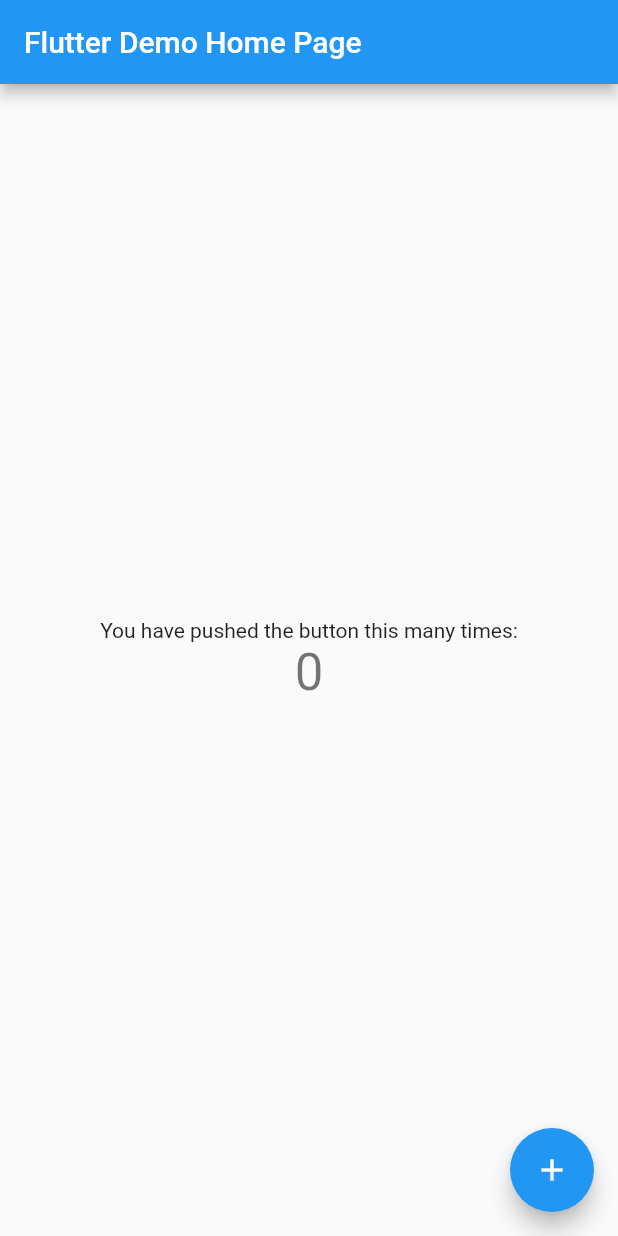
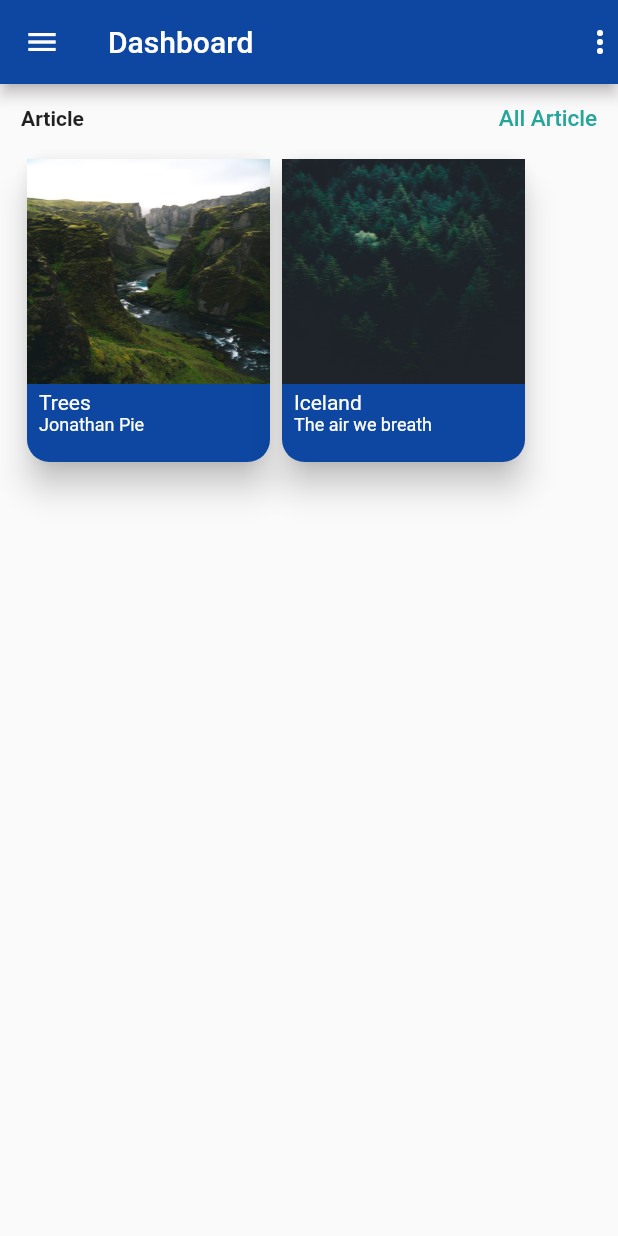
Before and after one commit to kutigbolahan/Flutter-Blog, a Flutter app: the screen it shows after launch, on a phone screen of 412 x 824 dp. Run offline on Flutter 3.47's test engine with Material 2 defaults, Android fonts, the phone set to English and light mode, and no system bars.

```diff
--- /dev/null
+++ b/lib/home.dart
@@ -0,0 +1,131 @@
+import 'package:flutter/material.dart';
+
+class MyHomePage extends StatefulWidget {
+  @override
+  _MyHomePageState createState() => _MyHomePageState();
+}
+
+class _MyHomePageState extends State<MyHomePage> {
+  @override
+  Widget build(BuildContext context) {
+    return Scaffold(
+      appBar: AppBar(
+        backgroundColor: Colors.blue[900],
+        leading: Icon(Icons.menu),
+        title: Text('Dashboard'),
+        actions: [Icon(Icons.more_vert)],
+      ),
+      body: Column(
+        mainAxisAlignment: MainAxisAlignment.start,
+        crossAxisAlignment: CrossAxisAlignment.start,
+        children: [
+          Padding(
+            padding: const EdgeInsets.all(14.0),
+            child: Row(
+              mainAxisAlignment: MainAxisAlignment.spaceBetween,
+              children: [
+                Text(
+                  'Article',
+                  style: TextStyle(fontWeight: FontWeight.w700),
+                ),
+                GestureDetector(
+                  onTap: () {},
+                  child: Text(
+                    'All Article',
+                    style: TextStyle(
+                        fontWeight: FontWeight.w500,
+                        color: Colors.teal[400],
+                        fontSize: 15),
+                  ),
+                )
+              ],
+            ),
+          ),
+          Padding(
+            padding: const EdgeInsets.only(left: 14.0),
+            child: Row(
+              mainAxisAlignment: MainAxisAlignment.start,
+              crossAxisAlignment: CrossAxisAlignment.start,
+              children: [
+                Container(
+                  width: 170,
+                  height: 210,
+                  child: Card(
+                    shape: RoundedRectangleBorder(
+                      borderRadius: BorderRadius.circular(15.0),
+                    ),
+                    elevation: 9,
+                    color: Colors.blue[900],
+                    child: Column(
+                      mainAxisAlignment: MainAxisAlignment.start,
+                      crossAxisAlignment: CrossAxisAlignment.start,
+                      children: <Widget>[
+                        Image.asset(
+                          'assets/images/tree.jpg',
+                          width: 170,
+                          height: 150,
+                          fit: BoxFit.fill,
+                        ),
+                        Padding(
+                          padding: const EdgeInsets.only(left: 8.0, top: 4.0),
+                          child: Text(
+                            'Trees',
+                            style: TextStyle(color: Colors.white),
+                          ),
+                        ),
+                        Padding(
+                          padding: const EdgeInsets.only(left: 8.0),
+                          child: Text(
+                            'Jonathan Pie',
+                            style: TextStyle(color: Colors.white, fontSize: 12),
+                          ),
+                        )
+                      ],
+                    ),
+                  ),
+                ),
+                Container(
+                  width: 170,
+                  height: 210,
+                  child: Card(
+                    shape: RoundedRectangleBorder(
+                      borderRadius: BorderRadius.circular(15.0),
+                    ),
+                    elevation: 9,
+                    color: Colors.blue[900],
+                    child: Column(
+                      mainAxisAlignment: MainAxisAlignment.start,
+                      crossAxisAlignment: CrossAxisAlignment.start,
+                      children: <Widget>[
+                        Image.asset(
+                          'assets/images/iceland.jpg',
+                          width: 170,
+                          height: 150,
+                          fit: BoxFit.fill,
+                        ),
+                        Padding(
+                          padding: const EdgeInsets.only(left: 8.0, top: 4.0),
+                          child: Text(
+                            'Iceland',
+                            style: TextStyle(color: Colors.white),
+                          ),
+                        ),
+                        Padding(
+                          padding: const EdgeInsets.only(left: 8.0),
+                          child: Text(
+                            'The air we breath',
+                            style: TextStyle(color: Colors.white, fontSize: 12),
+                          ),
+                        )
+                      ],
+                    ),
+                  ),
+                ),
+              ],
+            ),
+          )
+        ],
+      ),
+    );
+  }
+}
--- a/lib/main.dart
+++ b/lib/main.dart
@@ -1,3 +1,4 @@
+import 'package:blog/home.dart';
 import 'package:flutter/material.dart';
 
 void main() {
@@ -5,113 +6,15 @@ void main() {
 }
 
 class MyApp extends StatelessWidget {
-  // This widget is the root of your application.
   @override
   Widget build(BuildContext context) {
     return MaterialApp(
       title: 'Flutter Demo',
       theme: ThemeData(
-        // This is the theme of your application.
-        //
-        // Try running your application with "flutter run". You'll see the
-        // application has a blue toolbar. Then, without quitting the app, try
-        // changing the primarySwatch below to Colors.green and then invoke
-        // "hot reload" (press "r" in the console where you ran "flutter run",
-        // or simply save your changes to "hot reload" in a Flutter IDE).
-        // Notice that the counter didn't reset back to zero; the application
-        // is not restarted.
         primarySwatch: Colors.blue,
-        // This makes the visual density adapt to the platform that you run
-        // the app on. For desktop platforms, the controls will be smaller and
-        // closer together (more dense) than on mobile platforms.
         visualDensity: VisualDensity.adaptivePlatformDensity,
       ),
-      home: MyHomePage(title: 'Flutter Demo Home Page'),
+      home: MyHomePage(),
     );
   }
 }
-
-class MyHomePage extends StatefulWidget {
-  MyHomePage({Key key, this.title}) : super(key: key);
-
-  // This widget is the home page of your application. It is stateful, meaning
-  // that it has a State object (defined below) that contains fields that affect
-  // how it looks.
-
-  // This class is the configuration for the state. It holds the values (in this
-  // case the title) provided by the parent (in this case the App widget) and
-  // used by the build method of the State. Fields in a Widget subclass are
-  // always marked "final".
-
-  final String title;
-
-  @override
-  _MyHomePageState createState() => _MyHomePageState();
-}
-
-class _MyHomePageState extends State<MyHomePage> {
-  int _counter = 0;
-
-  void _incrementCounter() {
-    setState(() {
-      // This call to setState tells the Flutter framework that something has
-      // changed in this State, which causes it to rerun the build method below
-      // so that the display can reflect the updated values. If we changed
-      // _counter without calling setState(), then the build method would not be
-      // called again, and so nothing would appear to happen.
-      _counter++;
-    });
-  }
-
-  @override
-  Widget build(BuildContext context) {
-    // This method is rerun every time setState is called, for instance as done
-    // by the _incrementCounter method above.
-    //
-    // The Flutter framework has been optimized to make rerunning build methods
-    // fast, so that you can just rebuild anything that needs updating rather
-    // than having to individually change instances of widgets.
-    return Scaffold(
-      appBar: AppBar(
-        // Here we take the value from the MyHomePage object that was created by
-        // the App.build method, and use it to set our appbar title.
-        title: Text(widget.title),
-      ),
-      body: Center(
-        // Center is a layout widget. It takes a single child and positions it
-        // in the middle of the parent.
-        child: Column(
-          // Column is also a layout widget. It takes a list of children and
-          // arranges them vertically. By default, it sizes itself to fit its
-          // children horizontally, and tries to be as tall as its parent.
-          //
-          // Invoke "debug painting" (press "p" in the console, choose the
-          // "Toggle Debug Paint" action from the Flutter Inspector in Android
-          // Studio, or the "Toggle Debug Paint" command in Visual Studio Code)
-          // to see the wireframe for each widget.
-          //
-          // Column has various properties to control how it sizes itself and
-          // how it positions its children. Here we use mainAxisAlignment to
-          // center the children vertically; the main axis here is the vertical
-          // axis because Columns are vertical (the cross axis would be
-          // horizontal).
-          mainAxisAlignment: MainAxisAlignment.center,
-          children: <Widget>[
-            Text(
-              'You have pushed the button this many times:',
-            ),
-            Text(
-              '$_counter',
-              style: Theme.of(context).textTheme.headline4,
-            ),
-          ],
-        ),
-      ),
-      floatingActionButton: FloatingActionButton(
-        onPressed: _incrementCounter,
-        tooltip: 'Increment',
-        child: Icon(Icons.add),
-      ), // This trailing comma makes auto-formatting nicer for build methods.
-    );
-  }
-}
--- a/pubspec.yaml
+++ b/pubspec.yaml
@@ -45,8 +45,8 @@ flutter:
   uses-material-design: true
 
   # To add assets to your application, add an assets section, like this:
-  # assets:
-  #   - images/a_dot_burr.jpeg
+  assets:
+   - assets/images/
   #   - images/a_dot_ham.jpeg
 
   # An image asset can refer to one or more resolution-specific "variants", see
```
Also changed, not shown: assets/images/iceland.jpg (added), assets/images/tree.jpg (added).
